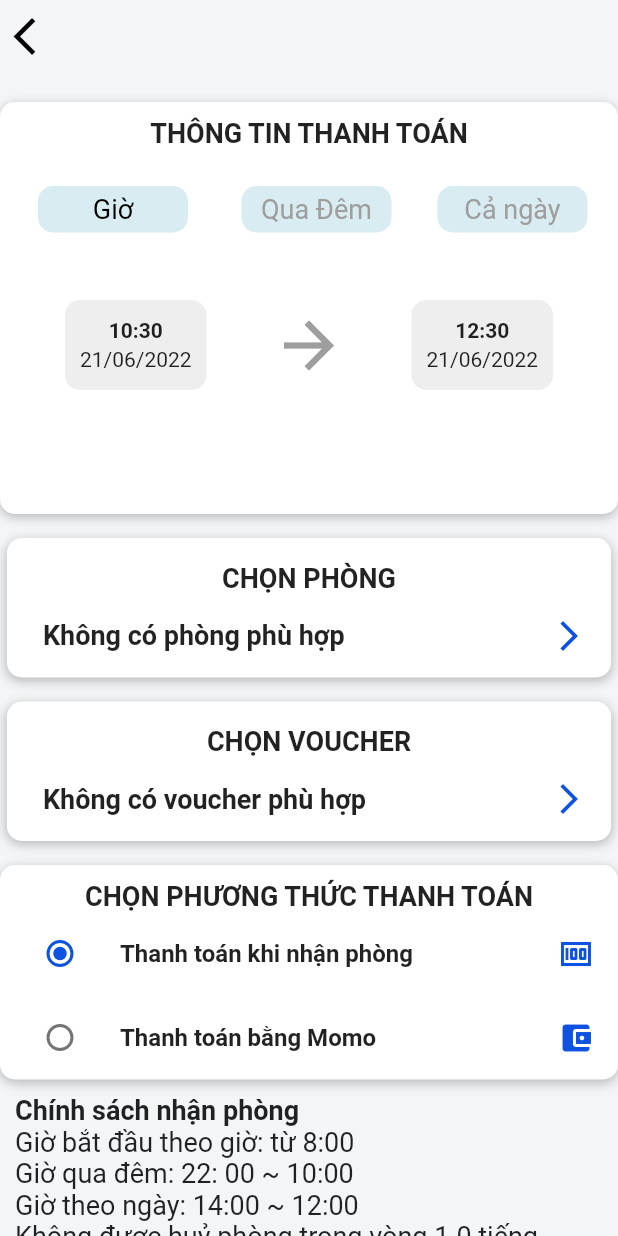
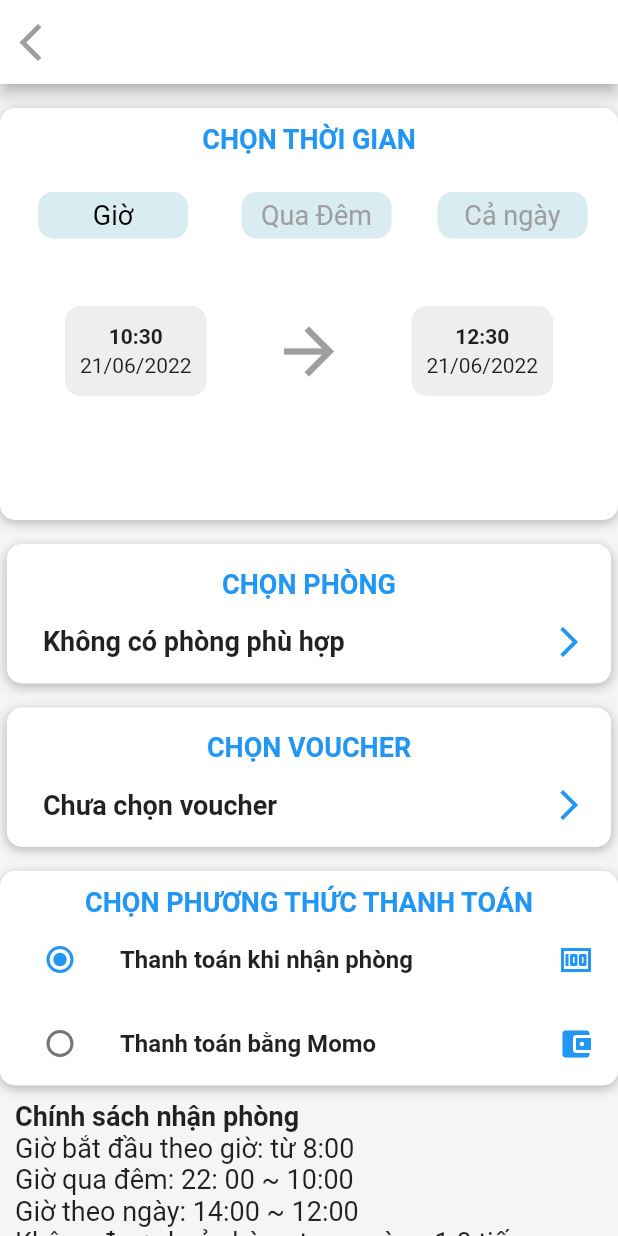
Before and after one commit to bullpig/Mobile_Hotel_Booking, a Flutter app: the SelectRoomScreen screen opened directly with empty values, on a phone screen of 412 x 824 dp. Run offline on Flutter 3.47's test engine with Material 2 defaults, Android fonts, the phone set to English and light mode, and no system bars; our stand-ins replace cached_network_image, cloud_firestore, dio, firebase_auth, firebase_core, fluttertoast and 5 more; missing offline and left inert: dart:ffi, flutter_polyline_points, momo_vn, time_picker_widget; accounts and stored records are empty.

Commit message:
edit search screen, fix select room

```diff
--- a/hotel_booking/lib/screens/selectRoomScreen.dart
+++ b/hotel_booking/lib/screens/selectRoomScreen.dart
@@ -166,24 +166,20 @@ class SelectRoomScreenState extends State<SelectRoomScreen> {
           return false;
         },
         child: Scaffold(
-          body: ListView(
-            children: [
-              Row(
-                mainAxisAlignment: MainAxisAlignment.start,
-                children: [
-                  IconButton(
+          appBar: AppBar(
+            leading: IconButton(
               icon: Icon(Icons.arrow_back_ios),
               iconSize: 30.0,
-                    color: Colors.black,
+              color: Colors.grey,
               onPressed: () => Navigator.pop(context),
             ),
-                  Expanded(
+            title: Expanded(
               child: SingleChildScrollView(
                 scrollDirection: Axis.horizontal,
                 child: Text(
                   widget.hotel.name,
                   style: TextStyle(
-                          color: Colors.black,
+                    color: Colors.blue,
                     fontWeight: FontWeight.bold,
                     fontSize: 20.0,
                   ),
@@ -191,11 +187,14 @@ class SelectRoomScreenState extends State<SelectRoomScreen> {
                   maxLines: 1,
                 ),
               ),
-                  )
-                ],
             ),
+            centerTitle: true,
+            backgroundColor: Colors.white,
+          ),
+          body: ListView(
+            children: [
               SizedBox(
-                height: 20.0,
+                height: 16.0,
               ),
               Container(
                 height: MediaQuery.of(context).size.height / 3,
@@ -216,8 +215,9 @@ class SelectRoomScreenState extends State<SelectRoomScreen> {
                     Padding(
                       padding: const EdgeInsets.all(10.0),
                       child: Text(
-                        'THÔNG TIN THANH TOÁN',
+                        'CHỌN THỜI GIAN',
                         style: TextStyle(
+                          color: Colors.blue,
                           fontSize: 18.0,
                           fontWeight: FontWeight.w600,
                         ),
@@ -370,6 +370,7 @@ class SelectRoomScreenState extends State<SelectRoomScreen> {
                                     Text(
                                       'CHỌN PHÒNG',
                                       style: TextStyle(
+                                          color: Colors.blue,
                                           fontSize: 18,
                                           fontWeight: FontWeight.bold),
                                     ),
@@ -411,8 +412,7 @@ class SelectRoomScreenState extends State<SelectRoomScreen> {
                                                   ),
                                                   Icon(
                                                     Icons.arrow_forward_ios,
-                                                    color: Theme.of(context)
-                                                        .primaryColor,
+                                                    color: Colors.blue,
                                                   ),
                                                 ]),
                                           )),
@@ -444,6 +444,7 @@ class SelectRoomScreenState extends State<SelectRoomScreen> {
                                     Text(
                                       'CHỌN VOUCHER',
                                       style: TextStyle(
+                                          color: Colors.blue,
                                           fontSize: 18,
                                           fontWeight: FontWeight.bold),
                                     ),
@@ -484,7 +485,7 @@ class SelectRoomScreenState extends State<SelectRoomScreen> {
                                                 children: [
                                                   Text(
                                                     currentVoucher?.name ??
-                                                        "Không có voucher phù hợp",
+                                                        "Chưa chọn voucher",
                                                     style: TextStyle(
                                                         fontSize: 18,
                                                         fontWeight:
@@ -492,8 +493,7 @@ class SelectRoomScreenState extends State<SelectRoomScreen> {
                                                   ),
                                                   Icon(
                                                     Icons.arrow_forward_ios,
-                                                    color: Theme.of(context)
-                                                        .primaryColor,
+                                                    color: Colors.blue,
                                                   ),
                                                 ]),
                                           )),
@@ -523,13 +523,15 @@ class SelectRoomScreenState extends State<SelectRoomScreen> {
                               Text(
                                 'CHỌN PHƯƠNG THỨC THANH TOÁN',
                                 style: TextStyle(
-                                    fontSize: 18, fontWeight: FontWeight.bold),
+                                    color: Colors.blue,
+                                    fontSize: 18,
+                                    fontWeight: FontWeight.bold),
                               ),
                               for (var type in paymentTypeLabels.keys)
                                 ListTile(
                                   leading: Radio<PaymentType>(
                                     value: type,
-                                    activeColor: Theme.of(context).primaryColor,
+                                    activeColor: Colors.blue,
                                     groupValue: paymentType,
                                     onChanged: (PaymentType? value) {
                                       setState(() {
@@ -545,7 +547,7 @@ class SelectRoomScreenState extends State<SelectRoomScreen> {
                                   ),
                                   trailing: Icon(
                                     paymentTypeIcons[type]!,
-                                    color: Theme.of(context).primaryColor,
+                                    color: Colors.blue,
                                   ),
                                 ),
                             ],
@@ -668,7 +670,7 @@ class SelectRoomScreenState extends State<SelectRoomScreen> {
                           padding: const EdgeInsets.all(10.0),
                           child: RaisedButton(
                             disabledColor: Theme.of(context).disabledColor,
-                            color: Theme.of(context).primaryColor,
+                            color: Colors.blue,
                             textColor: Colors.white,
                             child: Container(
                               height: 50.0,
```
Also changed, not shown: hotel_booking/lib/api_controller.dart (+17 -0 lines), hotel_booking/lib/screens/search.dart (+34 -179 lines). Lines whose indentation alone changed are shown as unchanged.
